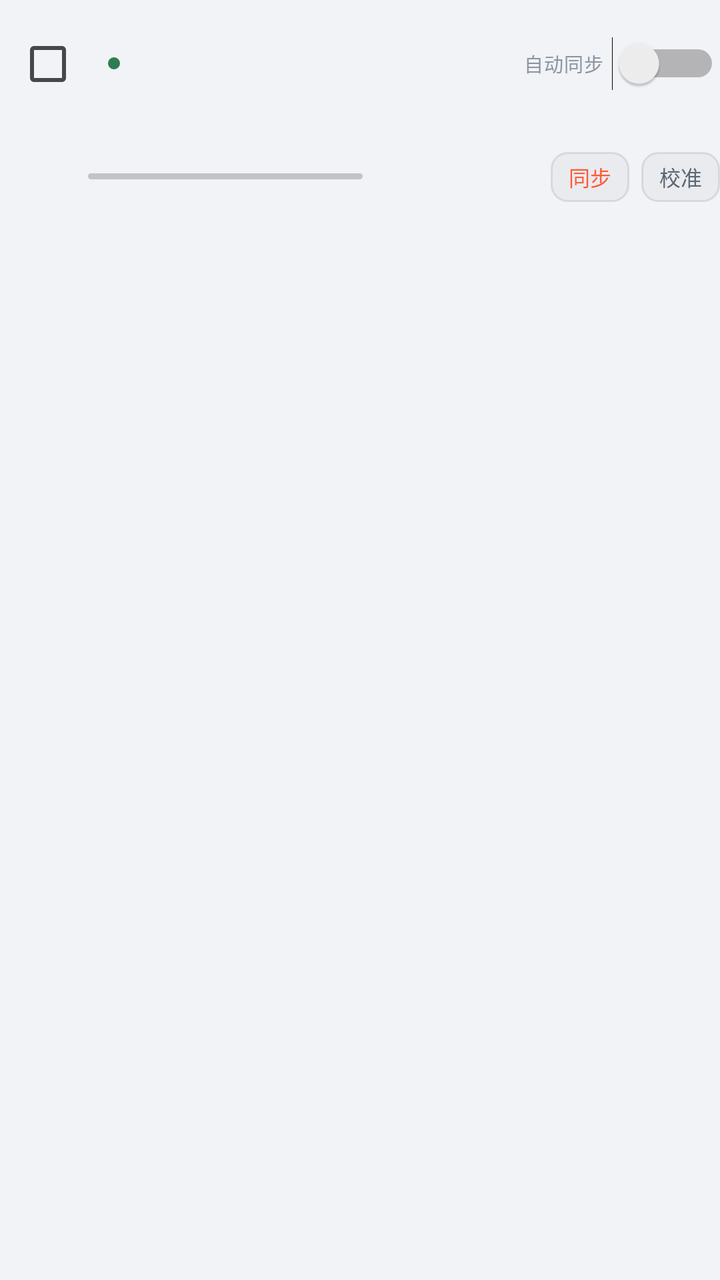
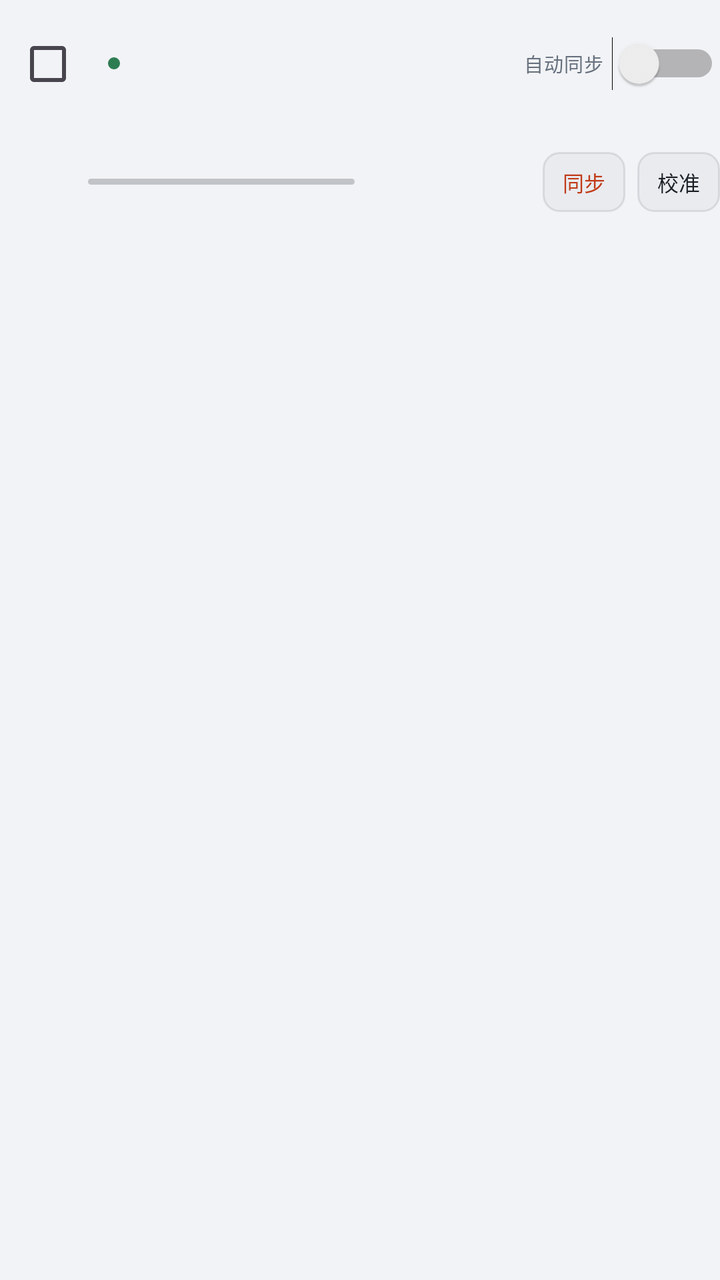

The first picture is an Android layout as it rendered before a commit; the second is the same layout after the commit. The layout source and the unified diff follow.
<!-- AndroidManifest.xml: application theme Theme.LateShow -->
<!-- res/layout/item_sync_source.xml -->
<?xml version="1.0" encoding="utf-8"?>
<LinearLayout xmlns:android="http://schemas.android.com/apk/res/android"
    android:layout_width="match_parent"
    android:layout_height="wrap_content"
    android:orientation="vertical"
    android:paddingTop="8dp"
    android:paddingBottom="8dp">

    
    <LinearLayout
        android:layout_width="match_parent"
        android:layout_height="wrap_content"
        android:orientation="horizontal"
        android:gravity="center_vertical">

        <CheckBox
            android:id="@+id/chk"
            android:layout_width="wrap_content"
            android:layout_height="wrap_content" />

        <TextView
            android:id="@+id/name"
            android:layout_width="wrap_content"
            android:layout_height="wrap_content"
            android:textSize="13sp"
            android:textStyle="bold"
            android:textColor="@color/t1"
            android:maxLines="1"
            android:ellipsize="end" />

        <TextView
            android:id="@+id/pill"
            style="@style/MetaLabel"
            android:layout_width="wrap_content"
            android:layout_height="wrap_content"
            android:layout_marginLeft="6dp"
            android:drawableStart="@drawable/dot_ok"
            android:drawablePadding="4dp"
            android:text="" />

        <Space android:layout_width="0dp" android:layout_height="1dp" android:layout_weight="1" />

        <TextView
            android:id="@+id/autoLabel"
            style="@style/MetaLabel"
            android:layout_width="wrap_content"
            android:layout_height="wrap_content"
            android:text="自动同步" />

        <Switch
            android:id="@+id/swAuto"
            android:layout_width="wrap_content"
            android:layout_height="wrap_content"
            android:layout_marginLeft="4dp" />
    </LinearLayout>

    
    <TextView
        android:id="@+id/meta"
        style="@style/MetaLabel"
        android:layout_width="match_parent"
        android:layout_height="wrap_content"
        android:layout_marginLeft="44dp"
        android:layout_marginTop="2dp"
        android:maxLines="1"
        android:ellipsize="end"
        android:text="" />

    
    <LinearLayout
        android:layout_width="match_parent"
        android:layout_height="wrap_content"
        android:layout_marginLeft="44dp"
        android:layout_marginTop="5dp"
        android:orientation="horizontal"
        android:gravity="center_vertical">

        <ProgressBar
            android:id="@+id/pbar"
            style="?android:attr/progressBarStyleHorizontal"
            android:layout_width="0dp"
            android:layout_weight="1"
            android:layout_height="wrap_content"
            android:progressDrawable="@drawable/pbar_sync" />

        <TextView
            android:id="@+id/pct"
            style="@style/MetaLabel"
            android:layout_width="wrap_content"
            android:layout_height="wrap_content"
            android:layout_marginLeft="8dp"
            android:minWidth="86dp"
            android:text="" />

        <TextView
            android:id="@+id/btnSync"
            style="@style/Smbtn"
            android:text="同步"
            android:textColor="@color/acc" />

        <TextView
            android:id="@+id/btnCali"
            style="@style/Smbtn"
            android:layout_marginLeft="6dp"
            android:text="校准" />

        <TextView
            android:id="@+id/btnEdit"
            style="@style/Smbtn"
            android:layout_marginLeft="6dp"
            android:text="编辑"
            android:textColor="@color/acc"
            android:visibility="gone" />

        <TextView
            android:id="@+id/btnDel"
            style="@style/Smbtn"
            android:layout_marginLeft="6dp"
            android:text="删除"
            android:textColor="@color/bad"
            android:visibility="gone" />
    </LinearLayout>
</LinearLayout>
<!-- resources referenced by this layout -->
<resources>
  <color name="acc">#FF5A36</color>
  <color name="bad">#C5453A</color>
  <color name="t1">#1B2026</color>
  <!-- drawable dot_ok (drawable) -->
  <?xml version="1.0" encoding="utf-8"?>
  <shape xmlns:android="http://schemas.android.com/apk/res/android" android:shape="oval">
      <solid android:color="@color/ok" />
      <size android:width="6dp" android:height="6dp" />
  </shape>
  <!-- drawable pbar_sync (drawable) -->
  <?xml version="1.0" encoding="utf-8"?>
  <layer-list xmlns:android="http://schemas.android.com/apk/res/android">
      <item android:id="@android:id/background" android:gravity="center_vertical">
          <shape android:shape="rectangle">
              <solid android:color="@color/lineStrong" />
              <corners android:radius="2dp" />
              <size android:height="3dp" />
          </shape>
      </item>
      <item android:id="@android:id/progress" android:gravity="center_vertical">
          <clip>
              <shape android:shape="rectangle">
                  <solid android:color="@color/acc" />
                  <corners android:radius="2dp" />
              </shape>
          </clip>
      </item>
  </layer-list>
  <style name="MetaLabel" parent="Mono">
          <item name="android:textSize">9.5sp</item>
          <item name="android:textColor">@color/t3</item>
          <item name="android:textAllCaps">true</item>
      </style>
  <style name="Smbtn">
          <item name="android:layout_width">wrap_content</item>
          <item name="android:layout_height">25dp</item>
          <item name="android:paddingLeft">9dp</item>
          <item name="android:paddingRight">9dp</item>
          <item name="android:gravity">center</item>
          <item name="android:textSize">10.5sp</item>
          <item name="android:textColor">@color/t2</item>
          <item name="android:background">@drawable/bg_smbtn</item>
      </style>
  <style name="Theme.LateShow" parent="Theme.Material3.Light.NoActionBar">
          <item name="android:windowBackground">@color/ink900</item>
          <item name="colorPrimary">@color/acc</item>
          <item name="colorOnPrimary">@color/accInk</item>
          <item name="colorSurface">@color/ink800</item>
          <item name="android:colorBackground">@color/ink900</item>
          <item name="android:statusBarColor">@color/ink900</item>
          <item name="android:navigationBarColor">@color/ink900</item>
          <item name="android:windowLightStatusBar">true</item>
      </style>
  <color name="ok">#2E7D52</color>
  <color name="lineStrong">#38121820</color>
  <style name="Mono">
          <item name="android:fontFamily">monospace</item>
          <item name="android:fontFeatureSettings">tnum</item>
          <item name="android:letterSpacing">0.04</item>
      </style>
  <color name="t3">#8B95A1</color>
  <color name="t2">#5C6672</color>
  <!-- drawable bg_smbtn (drawable) -->
  <?xml version="1.0" encoding="utf-8"?>
  <shape xmlns:android="http://schemas.android.com/apk/res/android" android:shape="rectangle">
      <solid android:color="@color/ink700" />
      <stroke android:width="1dp" android:color="@color/line" />
      <corners android:radius="8dp" />
  </shape>
  <color name="ink900">#F2F3F6</color>
  <color name="accInk">#170A05</color>
  <color name="ink800">#FFFFFF</color>
  <color name="ink700">#E9EBEF</color>
  <color name="line">#1A12181F</color>
</resources>

<!-- the commit's change to res/layout/item_sync_source.xml (unified diff, before → after) -->
@@ -96,7 +96,7 @@
             android:id="@+id/btnSync"
             style="@style/Smbtn"
             android:text="同步"
-            android:textColor="@color/acc" />
+            android:textColor="@color/accText" />
 
         <TextView
             android:id="@+id/btnCali"
@@ -109,7 +109,7 @@
             style="@style/Smbtn"
             android:layout_marginLeft="6dp"
             android:text="编辑"
-            android:textColor="@color/acc"
+            android:textColor="@color/accText"
             android:visibility="gone" />
 
         <TextView
<!-- resource entries referenced after the edit -->
@@ -1,7 +1,8 @@
 <!-- resources referenced by this layout -->
 <resources>
+  <color name="accText">#C13A17</color>
   <color name="acc">#FF5A36</color>
-  <color name="bad">#C5453A</color>
+  <color name="bad">#B03A30</color>
   <color name="t1">#1B2026</color>
   <!-- drawable dot_ok (drawable) -->
   <?xml version="1.0" encoding="utf-8"?>
@@ -35,12 +36,12 @@
       </style>
   <style name="Smbtn">
           <item name="android:layout_width">wrap_content</item>
-          <item name="android:layout_height">25dp</item>
-          <item name="android:paddingLeft">9dp</item>
-          <item name="android:paddingRight">9dp</item>
+          <item name="android:layout_height">30dp</item>
+          <item name="android:paddingLeft">10dp</item>
+          <item name="android:paddingRight">10dp</item>
           <item name="android:gravity">center</item>
           <item name="android:textSize">10.5sp</item>
-          <item name="android:textColor">@color/t2</item>
+          <item name="android:textColor">@color/t1</item>
           <item name="android:background">@drawable/bg_smbtn</item>
       </style>
   <style name="Theme.LateShow" parent="Theme.Material3.Light.NoActionBar">
@@ -60,18 +61,29 @@
           <item name="android:fontFeatureSettings">tnum</item>
           <item name="android:letterSpacing">0.04</item>
       </style>
-  <color name="t3">#8B95A1</color>
-  <color name="t2">#5C6672</color>
+  <color name="t3">#66707D</color>
   <!-- drawable bg_smbtn (drawable) -->
   <?xml version="1.0" encoding="utf-8"?>
-  <shape xmlns:android="http://schemas.android.com/apk/res/android" android:shape="rectangle">
-      <solid android:color="@color/ink700" />
-      <stroke android:width="1dp" android:color="@color/line" />
-      <corners android:radius="8dp" />
-  </shape>
+  <ripple xmlns:android="http://schemas.android.com/apk/res/android"
+      android:color="@color/ripple">
+      <item android:id="@android:id/mask">
+          <shape android:shape="rectangle">
+              <solid android:color="#FFFFFFFF" />
+              <corners android:radius="8dp" />
+          </shape>
+      </item>
+      <item>
+          <shape android:shape="rectangle">
+              <solid android:color="@color/ink700" />
+              <stroke android:width="1dp" android:color="@color/line" />
+              <corners android:radius="8dp" />
+          </shape>
+      </item>
+  </ripple>
   <color name="ink900">#F2F3F6</color>
   <color name="accInk">#170A05</color>
   <color name="ink800">#FFFFFF</color>
+  <color name="ripple">#22101820</color>
   <color name="ink700">#E9EBEF</color>
   <color name="line">#1A12181F</color>
 </resources>
